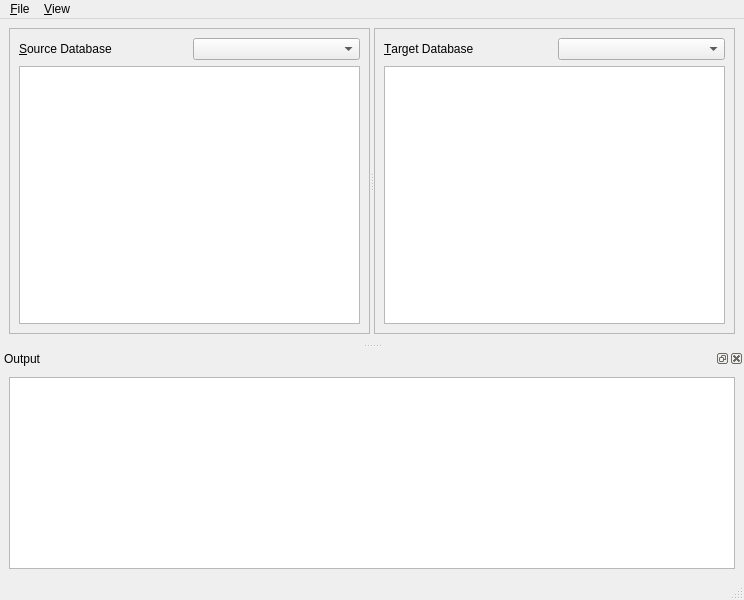
This is ui/migrainewindow.ui in kandalf/migraine as Qt 5 draws it before an edit. The edited form follows.
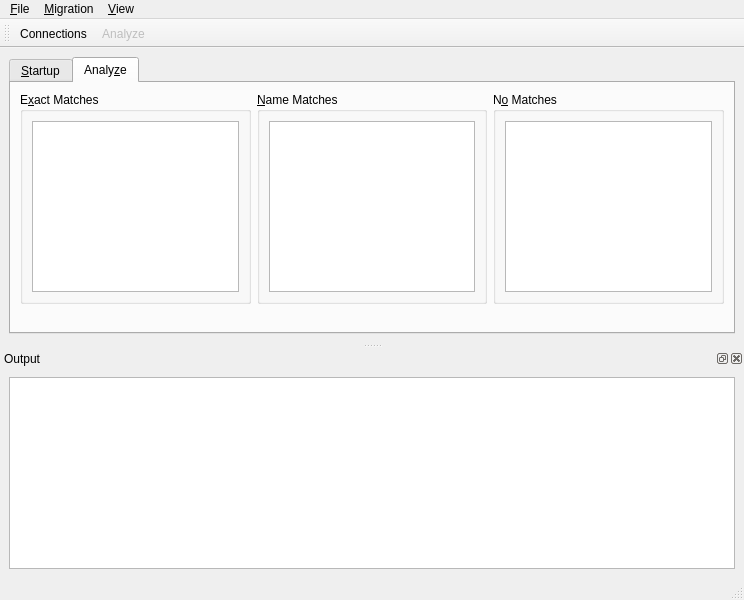
This is the edited form. Icons and pictures are not drawn.

Commit message: Main window modified for analyze tab. Resources added. TableInfoModel modified to retrieve the TableInfo* list

What changed in the file:
```diff
--- a/ui/migrainewindow.ui
+++ b/ui/migrainewindow.ui
@@ -13,6 +13,19 @@
    <string>Migraine - DB Migration Tool</string>
   </property>
   <widget class="QWidget" name="centralwidget" >
+   <layout class="QGridLayout" name="gridLayout_5" >
+    <item row="0" column="0" >
+     <widget class="QTabWidget" name="tabWidget" >
+      <property name="enabled" >
+       <bool>true</bool>
+      </property>
+      <property name="currentIndex" >
+       <number>1</number>
+      </property>
+      <widget class="QWidget" name="startupTab" >
+       <attribute name="title" >
+        <string>&amp;Startup</string>
+       </attribute>
    <layout class="QGridLayout" name="gridLayout_4" >
     <item row="0" column="0" >
      <widget class="QSplitter" name="splitter" >
@@ -117,6 +130,86 @@
     </item>
    </layout>
   </widget>
+      <widget class="QWidget" name="analyzeTab" >
+       <attribute name="title" >
+        <string>Analy&amp;ze</string>
+       </attribute>
+       <layout class="QGridLayout" name="gridLayout_9" >
+        <item row="0" column="0" >
+         <layout class="QVBoxLayout" name="verticalLayout_4" >
+          <item>
+           <layout class="QHBoxLayout" name="horizontalLayout_3" >
+            <item>
+             <widget class="QGroupBox" name="exactMatchGroupBox" >
+              <property name="title" >
+               <string>E&amp;xact Matches</string>
+              </property>
+              <layout class="QGridLayout" name="gridLayout_7" >
+               <item row="0" column="0" >
+                <widget class="QListView" name="exactMatchListView" />
+               </item>
+              </layout>
+              <zorder></zorder>
+              <zorder>exactMatchListView</zorder>
+              <zorder>nameMatchGroupBox</zorder>
+             </widget>
+            </item>
+            <item>
+             <widget class="QGroupBox" name="nameMatchGroupBox" >
+              <property name="title" >
+               <string>&amp;Name Matches</string>
+              </property>
+              <layout class="QGridLayout" name="gridLayout_6" >
+               <item row="0" column="0" >
+                <widget class="QListView" name="nameMatchListView" />
+               </item>
+              </layout>
+             </widget>
+            </item>
+            <item>
+             <widget class="QGroupBox" name="noMatchGroupBox" >
+              <property name="title" >
+               <string>N&amp;o Matches</string>
+              </property>
+              <layout class="QGridLayout" name="gridLayout_8" >
+               <item row="0" column="0" >
+                <widget class="QListView" name="noMatchListView" />
+               </item>
+              </layout>
+             </widget>
+            </item>
+           </layout>
+          </item>
+          <item>
+           <spacer name="verticalSpacer" >
+            <property name="orientation" >
+             <enum>Qt::Vertical</enum>
+            </property>
+            <property name="sizeHint" stdset="0" >
+             <size>
+              <width>20</width>
+              <height>40</height>
+             </size>
+            </property>
+           </spacer>
+          </item>
+         </layout>
+        </item>
+       </layout>
+      </widget>
+     </widget>
+    </item>
+   </layout>
+   <zorder>hSplitter</zorder>
+   <zorder>sourceDbWidget</zorder>
+   <zorder>targetDbWidget</zorder>
+   <zorder>outputWidget</zorder>
+   <zorder>vSplitter</zorder>
+   <zorder>frame</zorder>
+   <zorder>widget</zorder>
+   <zorder>frame_2</zorder>
+   <zorder>tabWidget</zorder>
+  </widget>
   <widget class="QMenuBar" name="menubar" >
    <property name="geometry" >
     <rect>
@@ -138,7 +231,14 @@
     </property>
     <addaction name="actionOutput" />
    </widget>
+   <widget class="QMenu" name="menuMigration" >
+    <property name="title" >
+     <string>&amp;Migration</string>
+    </property>
+    <addaction name="action_Analyze" />
+   </widget>
    <addaction name="menu_File" />
+   <addaction name="menuMigration" />
    <addaction name="menu_View" />
   </widget>
   <widget class="QStatusBar" name="statusbar" />
@@ -170,6 +270,25 @@
     </layout>
    </widget>
   </widget>
+  <widget class="QToolBar" name="toolBar" >
+   <property name="windowTitle" >
+    <string>toolBar</string>
+   </property>
+   <property name="iconSize" >
+    <size>
+     <width>22</width>
+     <height>22</height>
+    </size>
+   </property>
+   <attribute name="toolBarArea" >
+    <enum>TopToolBarArea</enum>
+   </attribute>
+   <attribute name="toolBarBreak" >
+    <bool>false</bool>
+   </attribute>
+   <addaction name="actionConnections" />
+   <addaction name="action_Analyze" />
+  </widget>
   <action name="actionConnections" >
    <property name="text" >
     <string>Connections</string>
@@ -189,6 +308,24 @@
     <string>Ctrl+Shift+O</string>
    </property>
   </action>
+  <action name="action_Analyze" >
+   <property name="enabled" >
+    <bool>false</bool>
+   </property>
+   <property name="icon" >
+    <iconset resource="../resource/migraine.qrc" >
+     <normaloff>:/icons/analyze.png</normaloff>:/icons/analyze.png</iconset>
+   </property>
+   <property name="text" >
+    <string>&amp;Analyze</string>
+   </property>
+   <property name="toolTip" >
+    <string>Analyze Selected Databases</string>
+   </property>
+   <property name="shortcut" >
+    <string>Ctrl+Shift+A</string>
+   </property>
+  </action>
  </widget>
  <resources/>
  <connections>
```
Left out of the diff: 11 changed lines with no effect on the pictures. Lines whose indentation alone changed are shown as unchanged. The commit also changes 30 other files.
